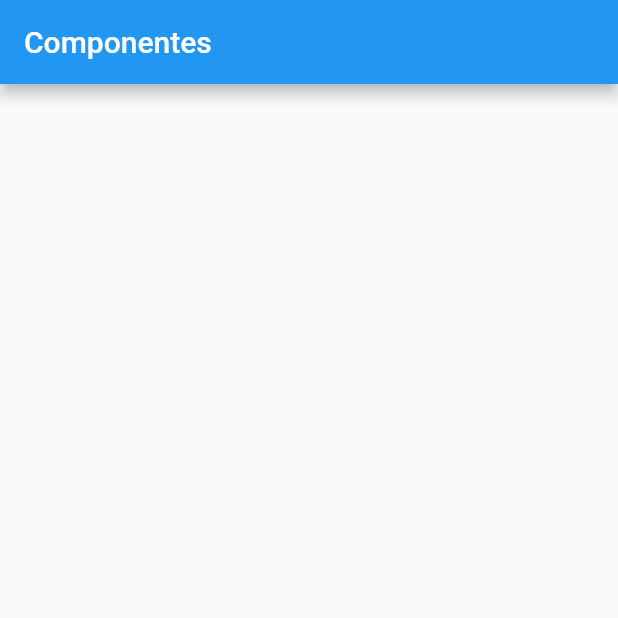
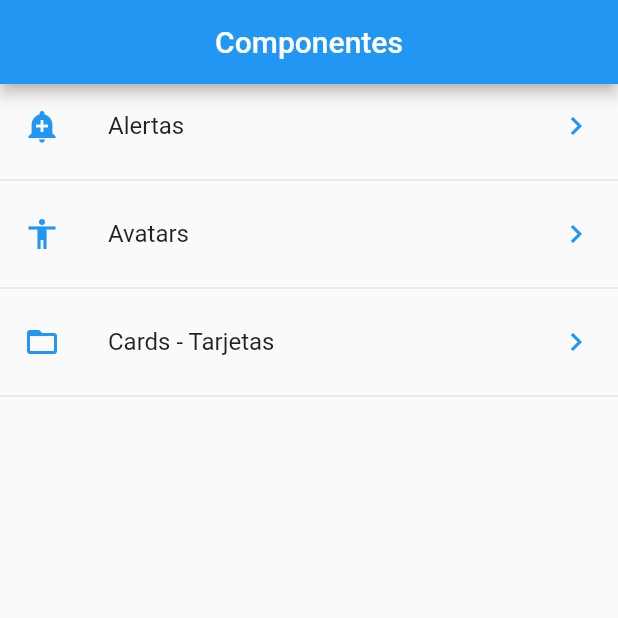
Before and after one commit to CarlosJacob/componentesFlutter, a Flutter app: the screen it shows after launch, on a phone screen of 412 x 824 dp, the top half of it. Run offline on Flutter 3.47's test engine with Material 2 defaults, Android fonts, the phone set to English and light mode, and no system bars.

Commit message:
add new pages en blanco

```diff
--- a/lib/main.dart
+++ b/lib/main.dart
@@ -1,7 +1,11 @@
 import 'package:flutter/material.dart';
+
 //importandos
+// import 'package:componentes/scr/pages/alert_page.dart';
+import 'package:componentes/scr/routes/routes.dart';
+
 //import 'package:componentes/scr/pages/home_temp.dart';
-import 'package:componentes/scr/pages/home_pages.dart';
+// import 'package:componentes/scr/pages/home_pages.dart';
 
 void main() => runApp(MyApp());
 
@@ -11,7 +15,14 @@ class MyApp extends StatelessWidget {
     return MaterialApp(
       debugShowCheckedModeBanner: false,
       title: 'Componentes App',
-      home: HomePages(),
+      // home: HomePages(),
+      initialRoute: '/',
+      routes: getApplicationRoutes(),
+      // onGenerateRoute: (RouteSettings settings) {
+      //   print('ruta llamada ${settings.name}');
+      //   return MaterialPageRoute(
+      //       builder: (BuildContext context) => AlertPage());
+      // },
     );
   }
 }
--- a/lib/scr/pages/home_pages.dart
+++ b/lib/scr/pages/home_pages.dart
@@ -1,37 +1,55 @@
 import 'package:componentes/scr/providers/menu_provider.dart';
+import 'package:componentes/scr/utils/icono_string_util.dart';
 import 'package:flutter/material.dart';
 
-class HomePages extends StatelessWidget {
+import 'alert_page.dart';
+
+class HomePage extends StatelessWidget {
   @override
   Widget build(BuildContext context) {
     return Scaffold(
       appBar: AppBar(
         title: Text('Componentes'),
+        centerTitle: true,
       ),
       body: _lista(),
     );
   }
 
   Widget _lista() {
-    // return ListView(
-    //   children: _listaItems(),
-    // );
-
-    print(menuProvider.opciones);
+    return FutureBuilder(
+      future: menuProvider.cargaData(),
+      initialData: [],
+      builder: (context, AsyncSnapshot<List<dynamic>> snapshot) {
+        print('builder');
+        print(snapshot.data);
+        return ListView(
+          children: _listaItems(snapshot.data, context),
+        );
+      },
+    );
   }
 
-  List<Widget> _listaItems() {
-    return [
-      ListTile(
-        title: Text('HolaMundo'),
-      ),
-      Divider(),
-      ListTile(
-        title: Text('HolaMundo'),
-      ),
-      ListTile(
-        title: Text('HolaMundo'),
-      )
-    ];
+  List<Widget> _listaItems(List<dynamic> data, BuildContext context) {
+    final List<Widget> opciones = [];
+
+    data.forEach((opt) {
+      final widgetTemp = ListTile(
+        title: Text(opt['texto']),
+        leading: getIcon(opt['icon']),
+        trailing: Icon(
+          Icons.keyboard_arrow_right,
+          color: Colors.blue,
+        ),
+        onTap: () {
+          Navigator.pushNamed(context, opt['ruta']);
+          // final route = MaterialPageRoute(builder: (context) => AlertPage());
+          // Navigator.push(context, route);
+        },
+      );
+      opciones..add(widgetTemp)..add(Divider());
+    });
+
+    return opciones;
   }
 }
--- /dev/null
+++ b/lib/scr/routes/routes.dart
@@ -0,0 +1,14 @@
+import 'package:componentes/scr/pages/alert_page.dart';
+import 'package:componentes/scr/pages/avatar_pages.dart';
+import 'package:componentes/scr/pages/card_page.dart';
+import 'package:componentes/scr/pages/home_pages.dart';
+import 'package:flutter/material.dart';
+
+Map<String, WidgetBuilder> getApplicationRoutes() {
+  return <String, WidgetBuilder>{
+    '/': (BuildContext context) => HomePage(),
+    'alert': (BuildContext context) => AlertPage(),
+    'avatar': (BuildContext context) => AvatarPage(),
+    'card': (BuildContext context) => CardPage(),
+  };
+}
--- /dev/null
+++ b/lib/scr/utils/icono_string_util.dart
@@ -0,0 +1,11 @@
+import 'package:flutter/material.dart';
+
+final _icons = <String, IconData>{
+  'add_alert': Icons.add_alert,
+  'accessibility': Icons.accessibility,
+  'folder_open': Icons.folder_open,
+};
+
+Icon getIcon(String nombreIcono) {
+  return Icon(_icons[nombreIcono], color: Colors.blue);
+}
```
Also changed, not shown: lib/scr/pages/alert_page.dart (added, +18 -0 lines), lib/scr/pages/avatar_pages.dart (added, +12 -0 lines), lib/scr/pages/card_page.dart (added, +12 -0 lines), lib/scr/providers/menu_provider.dart (+8 -3 lines).
